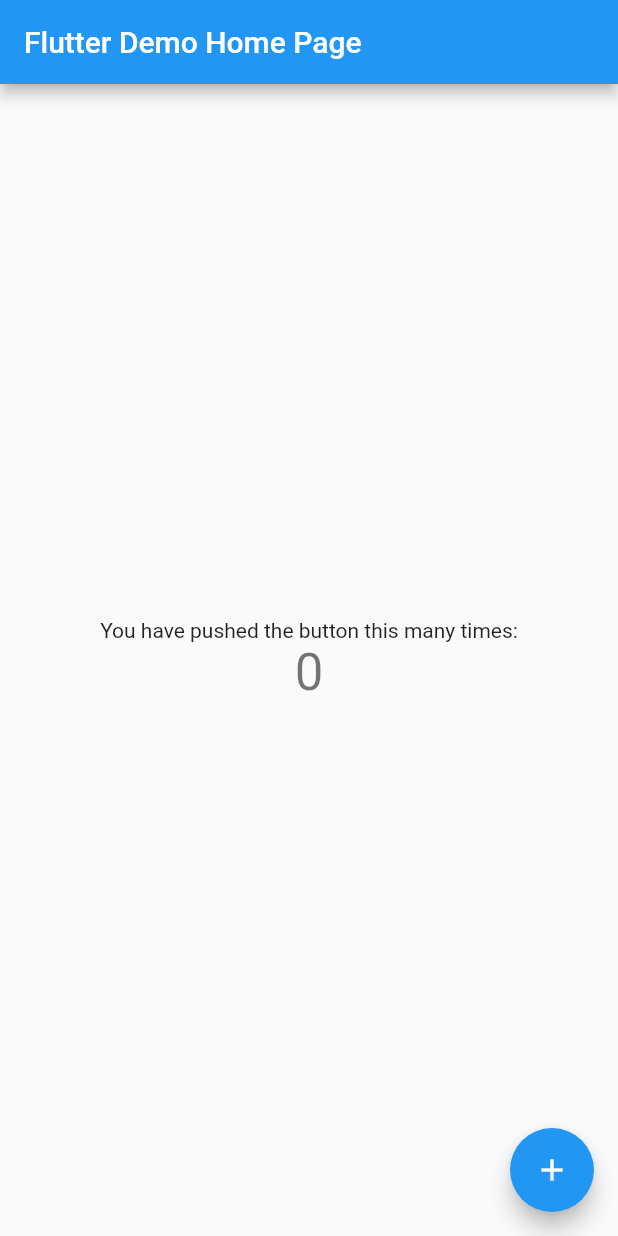
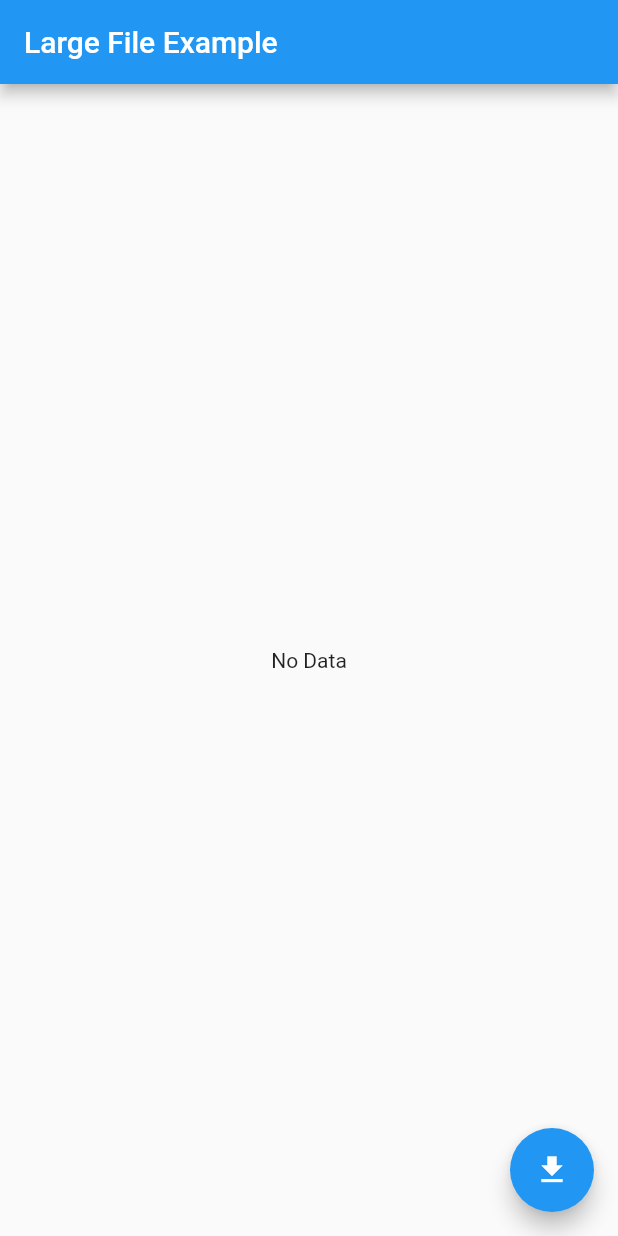
Before and after one commit to minwoo129/FlutterExcercise, a Flutter app: the screen it shows after launch, on a phone screen of 412 x 824 dp. Run offline on Flutter 3.47's test engine with Material 2 defaults, Android fonts, the phone set to English and light mode, and no system bars; our stand-ins replace dio.

Commit message:
largefile_ex: 파일 다운로드 연결

```diff
--- /dev/null
+++ b/flutter_largefile_ex/lib/largeFileMain.dart
@@ -0,0 +1,122 @@
+import 'package:flutter/material.dart';
+import 'package:dio/dio.dart';
+import 'package:path_provider/path_provider.dart';
+import 'dart:io';
+
+class LargeFileMain extends StatefulWidget {
+  @override
+  State<StatefulWidget> createState() => _LargeFileMain();
+}
+
+class _LargeFileMain extends State<LargeFileMain> {
+  final imgUrl = 'https://images.pexels.com/photos/240040/pexels-photo-240040.jpeg'
+      '?auto=compress';
+  bool downloading = false;
+  var progressString = "";
+  String file = "";
+  @override
+  Widget build(BuildContext context) {
+    return Scaffold(
+      appBar: AppBar(
+        title: Text('Large File Example'),
+      ),
+      body: Center(
+        child: downloading
+            ? Container(
+          height: 120.0,
+          width: 200.0,
+          child: Card(
+            color: Colors.black,
+            child: Column(
+              mainAxisAlignment: MainAxisAlignment.center,
+              children: <Widget>[
+                CircularProgressIndicator(),
+                SizedBox(
+                  height: 20.0,
+                ),
+                Text(
+                  'Downloading File: $progressString',
+                  style: TextStyle(
+                      color: Colors.white
+                  ),
+                )
+              ],
+            ),
+          ),
+        ) : FutureBuilder(
+          builder: (context, snapshot) {
+            switch(snapshot.connectionState) {
+              case ConnectionState.none:
+                print('none');
+                return Text('데이터 없음');
+              case ConnectionState.waiting:
+                print('waiting');
+                return CircularProgressIndicator();
+              case ConnectionState.active:
+                print('active');
+                return CircularProgressIndicator();
+              case ConnectionState.done:
+                print('done');
+                if(snapshot.hasData) {
+                  return snapshot.data as Widget;
+                }
+            }
+            print('end process');
+            return Text('데이터 없음');
+          },
+          future: downloadWidget(file),
+        ),
+      ),
+      floatingActionButton: FloatingActionButton(
+        onPressed: () {
+          downloadFile();
+        },
+        child: Icon(Icons.file_download),
+      ),
+    );
+  }
+
+  Future<void> downloadFile() async {
+    Dio dio = Dio();
+    try {
+      var dir = await getApplicationDocumentsDirectory();
+      await dio.download(imgUrl, '${dir.path}/myimage.jpg',
+          onReceiveProgress: (rec, total) {
+            print('Rec: $rec, Total: $total');
+            file = '${dir.path}/myimage.jpg';
+            setState(() {
+              downloading = true;
+              progressString = ((rec/total)*100).toStringAsFixed(0)+'%';
+            });
+          });
+    }
+    catch(e) {
+      print(e);
+    }
+
+    setState(() {
+      downloading = false;
+      progressString = 'Completed';
+    });
+    print('Download completed');
+  }
+
+  Future<Widget> downloadWidget(String filePath) async {
+    File file = File(filePath);
+    bool exist = await file.exists();
+    new FileImage(file).evict();
+
+    if(exist) {
+      return Center(
+        child: Column(
+          children: <Widget>[
+            Image.file(File(filePath))
+          ],
+        ),
+      );
+    }
+    else {
+      return Text('No Data');
+    }
+  }
+}
--- a/flutter_largefile_ex/lib/main.dart
+++ b/flutter_largefile_ex/lib/main.dart
@@ -1,4 +1,5 @@
 import 'package:flutter/material.dart';
+import './largeFileMain.dart';
 
 void main() {
   runApp(const MyApp());
@@ -24,92 +25,7 @@ class MyApp extends StatelessWidget {
         // is not restarted.
         primarySwatch: Colors.blue,
       ),
-      home: const MyHomePage(title: 'Flutter Demo Home Page'),
+      home: LargeFileMain(),
     );
   }
 }
-
-class MyHomePage extends StatefulWidget {
-  const MyHomePage({Key? key, required this.title}) : super(key: key);
-
-  // This widget is the home page of your application. It is stateful, meaning
-  // that it has a State object (defined below) that contains fields that affect
-  // how it looks.
-
-  // This class is the configuration for the state. It holds the values (in this
-  // case the title) provided by the parent (in this case the App widget) and
-  // used by the build method of the State. Fields in a Widget subclass are
-  // always marked "final".
-
-  final String title;
-
-  @override
-  State<MyHomePage> createState() => _MyHomePageState();
-}
-
-class _MyHomePageState extends State<MyHomePage> {
-  int _counter = 0;
-
-  void _incrementCounter() {
-    setState(() {
-      // This call to setState tells the Flutter framework that something has
-      // changed in this State, which causes it to rerun the build method below
-      // so that the display can reflect the updated values. If we changed
-      // _counter without calling setState(), then the build method would not be
-      // called again, and so nothing would appear to happen.
-      _counter++;
-    });
-  }
-
-  @override
-  Widget build(BuildContext context) {
-    // This method is rerun every time setState is called, for instance as done
-    // by the _incrementCounter method above.
-    //
-    // The Flutter framework has been optimized to make rerunning build methods
-    // fast, so that you can just rebuild anything that needs updating rather
-    // than having to individually change instances of widgets.
-    return Scaffold(
-      appBar: AppBar(
-        // Here we take the value from the MyHomePage object that was created by
-        // the App.build method, and use it to set our appbar title.
-        title: Text(widget.title),
-      ),
-      body: Center(
-        // Center is a layout widget. It takes a single child and positions it
-        // in the middle of the parent.
-        child: Column(
-          // Column is also a layout widget. It takes a list of children and
-          // arranges them vertically. By default, it sizes itself to fit its
-          // children horizontally, and tries to be as tall as its parent.
-          //
-          // Invoke "debug painting" (press "p" in the console, choose the
-          // "Toggle Debug Paint" action from the Flutter Inspector in Android
-          // Studio, or the "Toggle Debug Paint" command in Visual Studio Code)
-          // to see the wireframe for each widget.
-          //
-          // Column has various properties to control how it sizes itself and
-          // how it positions its children. Here we use mainAxisAlignment to
-          // center the children vertically; the main axis here is the vertical
-          // axis because Columns are vertical (the cross axis would be
-          // horizontal).
-          mainAxisAlignment: MainAxisAlignment.center,
-          children: <Widget>[
-            const Text(
-              'You have pushed the button this many times:',
-            ),
-            Text(
-              '$_counter',
-              style: Theme.of(context).textTheme.headline4,
-            ),
-          ],
-        ),
-      ),
-      floatingActionButton: FloatingActionButton(
-        onPressed: _incrementCounter,
-        tooltip: 'Increment',
-        child: const Icon(Icons.add),
-      ), // This trailing comma makes auto-formatting nicer for build methods.
-    );
-  }
-}
--- a/flutter_largefile_ex/pubspec.yaml
+++ b/flutter_largefile_ex/pubspec.yaml
@@ -34,6 +34,8 @@ dependencies:
   # The following adds the Cupertino Icons font to your application.
   # Use with the CupertinoIcons class for iOS style icons.
   cupertino_icons: ^1.0.2
+  dio: ^4.0.0
+  path_provider: ^2.0.2
 
 dev_dependencies:
   flutter_test:
```
Also changed, not shown: flutter_largefile_ex/pubspec.lock, 3 other files.
